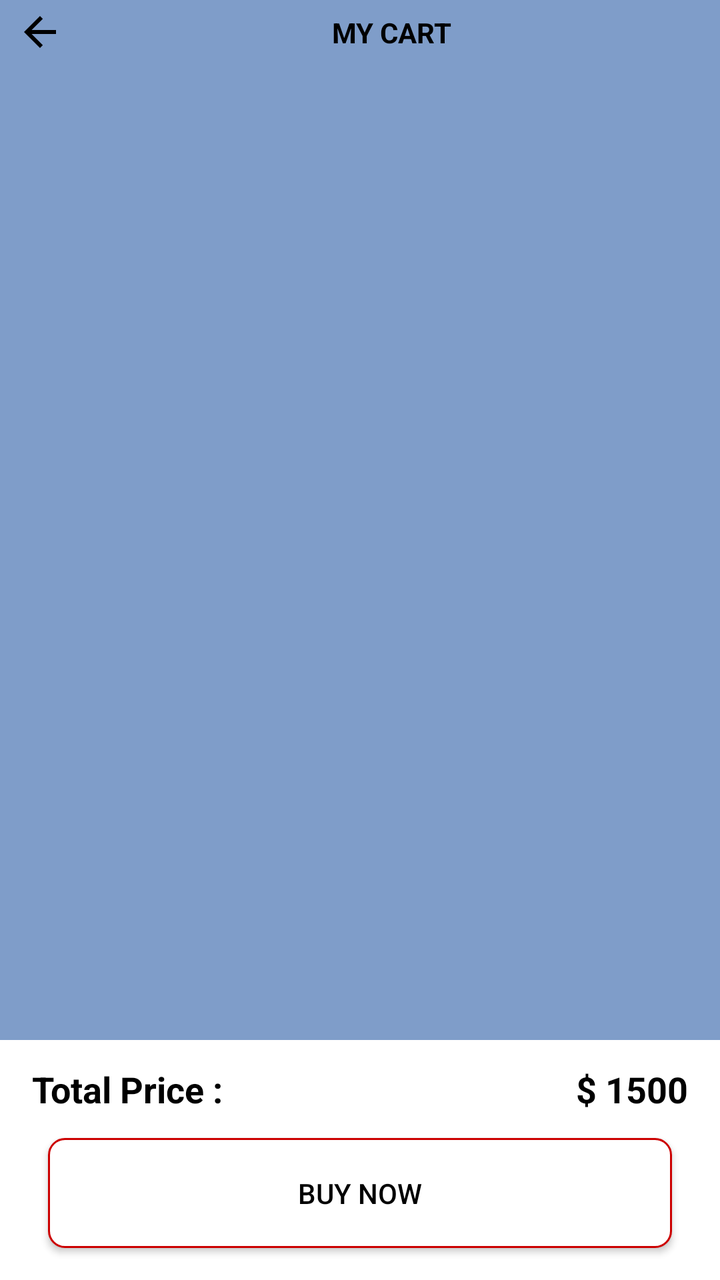
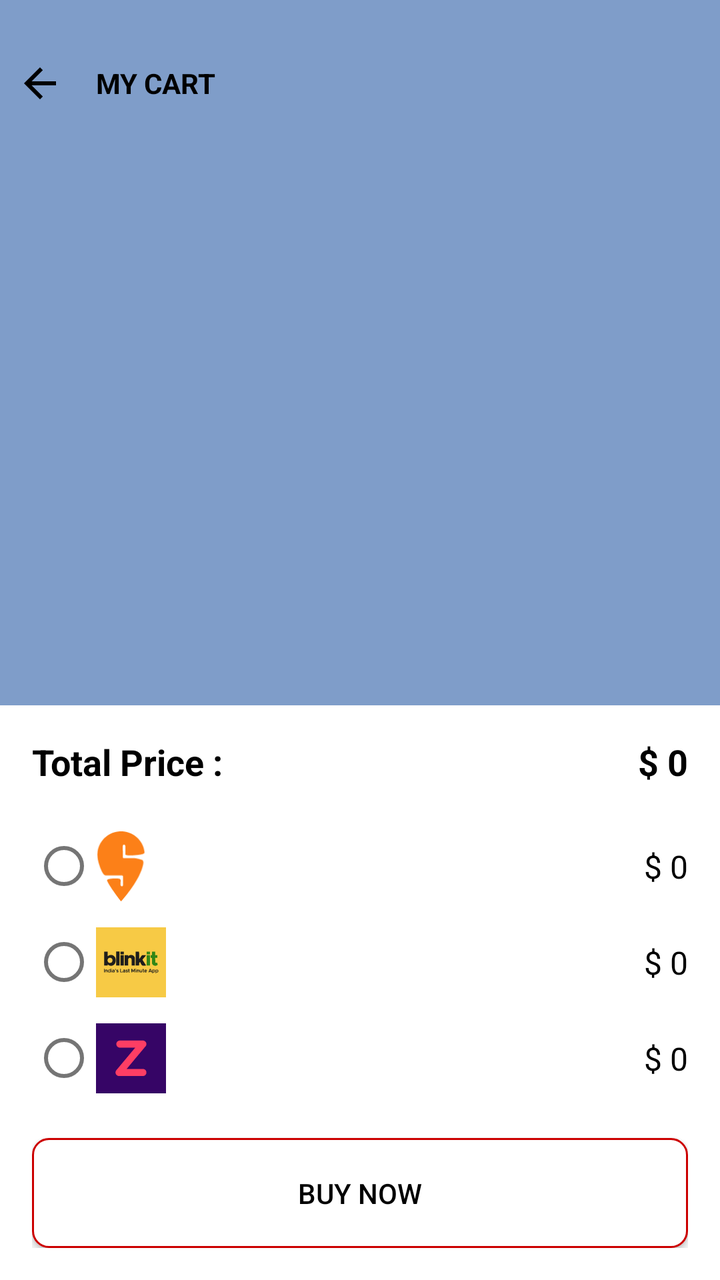

Screens rendered from an Android XML layout before and after an edit, with the pre-edit source and the edit as a unified diff.
<!-- AndroidManifest.xml: application theme Theme.Pricematch -->
<!-- res/layout/activity_cart.xml -->
<?xml version="1.0" encoding="utf-8"?>
<androidx.constraintlayout.widget.ConstraintLayout xmlns:android="http://schemas.android.com/apk/res/android"
    xmlns:app="http://schemas.android.com/apk/res-auto"
    xmlns:tools="http://schemas.android.com/tools"
    android:id="@+id/main"
    android:background="@color/mainColor"
    android:layout_width="match_parent"
    android:layout_height="match_parent"
    tools:context=".CartActivity">


    <ImageView
        android:id="@+id/imageView"
        android:layout_width="wrap_content"
        android:layout_height="wrap_content"
        android:layout_marginStart="8dp"
        android:layout_marginTop="8dp"
        android:layout_marginBottom="8dp"
        app:layout_constraintBottom_toTopOf="@+id/recyclerView2"
        app:layout_constraintStart_toStartOf="parent"
        app:layout_constraintTop_toTopOf="parent"
        app:srcCompat="@drawable/vector_back" />

    <TextView
        android:id="@+id/textView"
        android:layout_width="wrap_content"
        android:layout_height="wrap_content"
        android:textColor="@color/black"
        android:text="MY CART"
        android:textStyle="bold"
        app:layout_constraintBottom_toBottomOf="@+id/imageView"
        app:layout_constraintEnd_toEndOf="parent"
        app:layout_constraintStart_toEndOf="@+id/imageView"
        app:layout_constraintTop_toTopOf="@+id/imageView" />

    <androidx.recyclerview.widget.RecyclerView
        android:id="@+id/recyclerView2"
        android:layout_width="match_parent"
        android:layout_height="match_parent"
        android:layout_marginStart="8dp"
        android:layout_marginTop="32dp"
        android:layout_marginEnd="8dp"
        android:layout_marginBottom="120dp"
        app:layout_constraintBottom_toBottomOf="parent"
        app:layout_constraintEnd_toEndOf="parent"
        app:layout_constraintHorizontal_bias="0.0"
        app:layout_constraintStart_toStartOf="parent"
        app:layout_constraintTop_toBottomOf="@+id/textView" />

    <androidx.constraintlayout.widget.ConstraintLayout
        android:layout_width="match_parent"
        android:layout_height="120dp"
        app:layout_constraintBottom_toBottomOf="parent"
        app:layout_constraintEnd_toEndOf="parent"
        app:layout_constraintStart_toStartOf="parent"
        android:background="@color/white"
        app:layout_constraintTop_toBottomOf="@+id/recyclerView2">

        <TextView
            android:id="@+id/textView2"
            android:layout_width="wrap_content"
            android:layout_height="wrap_content"
            android:layout_marginStart="16dp"
            android:text="Total Price : "
            android:textColor="@color/black"
            android:textStyle="bold"
            android:textSize="18sp"
            app:layout_constraintBottom_toTopOf="@+id/buyBtn"
            app:layout_constraintStart_toStartOf="parent"
            app:layout_constraintTop_toTopOf="parent" />

        <TextView
            android:id="@+id/textView3"
            android:layout_width="wrap_content"
            android:layout_height="wrap_content"
            android:layout_marginEnd="16dp"
            android:text="$ 1500"
            android:textColor="@color/black"
            android:textStyle="bold"
            android:textSize="18sp"
            app:layout_constraintBottom_toBottomOf="@+id/textView2"
            app:layout_constraintEnd_toEndOf="parent"
            app:layout_constraintTop_toTopOf="@+id/textView2" />

        <androidx.appcompat.widget.AppCompatButton
            android:id="@+id/buyBtn"
            android:layout_width="match_parent"
            android:layout_height="55dp"
            android:layout_marginStart="24dp"
            android:layout_marginEnd="24dp"
            android:layout_marginBottom="16dp"
            android:background="@drawable/button_border"
            android:text="Buy Now"
            android:textColor="@color/black"
            app:layout_constraintBottom_toBottomOf="parent"
            app:layout_constraintEnd_toEndOf="parent"
            app:layout_constraintStart_toStartOf="parent" />
    </androidx.constraintlayout.widget.ConstraintLayout>
</androidx.constraintlayout.widget.ConstraintLayout>
<!-- resources referenced by this layout -->
<resources>
  <color name="black">#000000</color>
  <color name="mainColor">#7F9DC9</color>
  <color name="white">#FFFFFF</color>
  <!-- drawable button_border (drawable) -->
  <?xml version="1.0" encoding="utf-8"?>
  <shape xmlns:android="http://schemas.android.com/apk/res/android"
      android:shape="rectangle">
      <solid android:color="@android:color/white" />
      <corners android:radius="8dp" />
      <stroke android:width="1dp"
          android:color="@android:color/holo_red_dark" />
  </shape>
  <!-- drawable vector_back (drawable) -->
  <vector xmlns:android="http://schemas.android.com/apk/res/android" android:autoMirrored="true" android:height="24dp" android:tint="#000000" android:viewportHeight="24" android:viewportWidth="24" android:width="24dp">
        
      <path android:fillColor="@android:color/white" android:pathData="M20,11H7.83l5.59,-5.59L12,4l-8,8 8,8 1.41,-1.41L7.83,13H20v-2z"/>
      
  </vector>
  <style name="Theme.Pricematch" parent="Theme.MaterialComponents.Light.NoActionBar">
          
          <item name="colorPrimary">@color/purple_500</item>
          <item name="colorPrimaryVariant">@color/purple_700</item>
          <item name="colorOnPrimary">@color/white</item>
  
          
          <item name="colorSecondary">@color/teal_200</item>
          <item name="colorSecondaryVariant">@color/teal_700</item>
          <item name="colorOnSecondary">@color/black</item>
  
          
          <item name="android:statusBarColor">?attr/colorPrimaryVariant</item>
  
          
          <item name="windowActionBar">false</item>
          <item name="windowNoTitle">true</item>
      </style>
  <color name="purple_500">#6200EE</color>
  <color name="purple_700">#3700B3</color>
  <color name="teal_200">#03DAC5</color>
  <color name="teal_700">#018786</color>
</resources>

<!-- the commit's change to res/layout/activity_cart.xml (unified diff, before → after) -->
@@ -8,9 +8,8 @@
     android:layout_height="match_parent"
     tools:context=".CartActivity">
 
-
     <ImageView
-        android:id="@+id/imageView"
+        android:id="@+id/idBack"
         android:layout_width="wrap_content"
         android:layout_height="wrap_content"
         android:layout_marginStart="8dp"
@@ -23,49 +22,49 @@
 
     <TextView
         android:id="@+id/textView"
-        android:layout_width="wrap_content"
+        android:layout_width="0dp"
         android:layout_height="wrap_content"
         android:textColor="@color/black"
         android:text="MY CART"
         android:textStyle="bold"
-        app:layout_constraintBottom_toBottomOf="@+id/imageView"
+        android:layout_marginStart="16dp"
+        android:layout_marginEnd="16dp"
+        app:layout_constraintBottom_toBottomOf="@+id/idBack"
         app:layout_constraintEnd_toEndOf="parent"
-        app:layout_constraintStart_toEndOf="@+id/imageView"
-        app:layout_constraintTop_toTopOf="@+id/imageView" />
+        app:layout_constraintStart_toEndOf="@+id/idBack"
+        app:layout_constraintTop_toTopOf="@+id/idBack" />
 
     <androidx.recyclerview.widget.RecyclerView
         android:id="@+id/recyclerView2"
-        android:layout_width="match_parent"
-        android:layout_height="match_parent"
+        android:layout_width="0dp"
+        android:layout_height="0dp"
         android:layout_marginStart="8dp"
         android:layout_marginTop="32dp"
         android:layout_marginEnd="8dp"
-        android:layout_marginBottom="120dp"
+        android:layout_marginBottom="8dp"
+        app:layout_constraintBottom_toTopOf="@+id/bottomLayout"
+        app:layout_constraintEnd_toEndOf="parent"
+        app:layout_constraintStart_toStartOf="parent"
+        app:layout_constraintTop_toBottomOf="@+id/textView" />
+
+    <androidx.constraintlayout.widget.ConstraintLayout
+        android:id="@+id/bottomLayout"
+        android:layout_width="0dp"
+        android:layout_height="wrap_content"
+        android:background="@color/white"
+        android:padding="16dp"
         app:layout_constraintBottom_toBottomOf="parent"
         app:layout_constraintEnd_toEndOf="parent"
-        app:layout_constraintHorizontal_bias="0.0"
-        app:layout_constraintStart_toStartOf="parent"
-        app:layout_constraintTop_toBottomOf="@+id/textView" />
-
-    <androidx.constraintlayout.widget.ConstraintLayout
-        android:layout_width="match_parent"
-        android:layout_height="120dp"
-        app:layout_constraintBottom_toBottomOf="parent"
-        app:layout_constraintEnd_toEndOf="parent"
-        app:layout_constraintStart_toStartOf="parent"
-        android:background="@color/white"
-        app:layout_constraintTop_toBottomOf="@+id/recyclerView2">
+        app:layout_constraintStart_toStartOf="parent">
 
         <TextView
             android:id="@+id/textView2"
             android:layout_width="wrap_content"
             android:layout_height="wrap_content"
-            android:layout_marginStart="16dp"
             android:text="Total Price : "
             android:textColor="@color/black"
+            android:textSize="18sp"
             android:textStyle="bold"
-            android:textSize="18sp"
-            app:layout_constraintBottom_toTopOf="@+id/buyBtn"
             app:layout_constraintStart_toStartOf="parent"
             app:layout_constraintTop_toTopOf="parent" />
 
@@ -73,27 +72,138 @@
             android:id="@+id/textView3"
             android:layout_width="wrap_content"
             android:layout_height="wrap_content"
-            android:layout_marginEnd="16dp"
-            android:text="$ 1500"
+            android:text="$ 0"
             android:textColor="@color/black"
+            android:textSize="18sp"
             android:textStyle="bold"
-            android:textSize="18sp"
-            app:layout_constraintBottom_toBottomOf="@+id/textView2"
             app:layout_constraintEnd_toEndOf="parent"
             app:layout_constraintTop_toTopOf="@+id/textView2" />
 
+        <RadioGroup
+            android:id="@+id/radioGroup"
+            android:layout_width="0dp"
+            android:layout_height="wrap_content"
+            android:layout_marginTop="16dp"
+            app:layout_constraintEnd_toEndOf="parent"
+            app:layout_constraintStart_toStartOf="parent"
+            app:layout_constraintTop_toBottomOf="@+id/textView2">
+
+            
+            <androidx.constraintlayout.widget.ConstraintLayout
+                android:layout_width="match_parent"
+                android:id="@+id/constInstamartLayout" android:visibility="visible"
+                android:layout_height="wrap_content">
+
+                <RadioButton
+                    android:id="@+id/rbInstamart"
+                    android:layout_width="27dp"
+                    android:layout_height="wrap_content"
+                    app:layout_constraintStart_toStartOf="parent"
+                    app:layout_constraintTop_toTopOf="parent"
+                    app:layout_constraintBottom_toBottomOf="parent" />
+
+                <ImageView
+                    android:layout_width="35dp"
+                    android:layout_height="35dp"
+                    android:src="@drawable/instamart"
+                    app:layout_constraintBottom_toBottomOf="@+id/rbInstamart"
+                    app:layout_constraintStart_toEndOf="@+id/rbInstamart"
+                    app:layout_constraintTop_toTopOf="@+id/rbInstamart" />
+
+                <TextView
+                    android:id="@+id/rvInst"
+                    android:layout_width="wrap_content"
+                    android:layout_height="wrap_content"
+                    android:text="$ 0"
+                    android:textColor="@color/black"
+                    android:textSize="16sp"
+                    app:layout_constraintEnd_toEndOf="parent"
+                    app:layout_constraintTop_toTopOf="parent"
+                    app:layout_constraintBottom_toBottomOf="parent" />
+            </androidx.constraintlayout.widget.ConstraintLayout>
+
+            
+            <androidx.constraintlayout.widget.ConstraintLayout
+                android:layout_width="match_parent"
+                android:id="@+id/constBlintkitLayout" android:visibility="visible"
+                android:layout_height="wrap_content">
+
+                <RadioButton
+                    android:id="@+id/rbBlinkit"
+                    android:layout_width="27dp"
+                    android:layout_height="wrap_content"
+                    app:layout_constraintStart_toStartOf="parent"
+                    app:layout_constraintTop_toTopOf="parent"
+                    app:layout_constraintBottom_toBottomOf="parent" />
+
+                <ImageView
+                    android:layout_width="35dp"
+                    android:layout_height="35dp"
+                    android:layout_marginStart="5dp"
+                    android:src="@drawable/blinkit"
+                    app:layout_constraintBottom_toBottomOf="@+id/rbBlinkit"
+                    app:layout_constraintStart_toEndOf="@+id/rbBlinkit"
+                    app:layout_constraintTop_toTopOf="parent" />
+
+                <TextView
+                    android:id="@+id/rvBlinkit"
+                    android:layout_width="wrap_content"
+                    android:layout_height="wrap_content"
+                    android:text="$ 0"
+                    android:textColor="@color/black"
+                    android:textSize="16sp"
+                    app:layout_constraintEnd_toEndOf="parent"
+                    app:layout_constraintTop_toTopOf="parent"
+                    app:layout_constraintBottom_toBottomOf="parent" />
+            </androidx.constraintlayout.widget.ConstraintLayout>
+
+            
+            <androidx.constraintlayout.widget.ConstraintLayout
+                android:id="@+id/constZeptoLayout" android:visibility="visible"
+                android:layout_width="match_parent"
+                android:layout_height="wrap_content">
+
+                <RadioButton
+                    android:id="@+id/rbZepto"
+                    android:layout_width="27dp"
+                    android:layout_height="wrap_content"
+                    app:layout_constraintStart_toStartOf="parent"
+                    app:layout_constraintTop_toTopOf="parent"
+                    app:layout_constraintBottom_toBottomOf="parent" />
+
+                <ImageView
+                    android:layout_width="35dp"
+                    android:layout_height="35dp"
+                    android:src="@drawable/zepto"
+                    android:layout_marginStart="5dp"
+                    app:layout_constraintBottom_toBottomOf="@+id/rbZepto"
+                    app:layout_constraintStart_toEndOf="@+id/rbZepto"
+                    app:layout_constraintTop_toTopOf="@+id/rbZepto" />
+
+                <TextView
+                    android:id="@+id/rvzepto"
+                    android:layout_width="wrap_content"
+                    android:layout_height="wrap_content"
+                    android:text="$ 0"
+                    android:textColor="@color/black"
+                    android:textSize="16sp"
+                    app:layout_constraintEnd_toEndOf="parent"
+                    app:layout_constraintTop_toTopOf="parent"
+                    app:layout_constraintBottom_toBottomOf="parent" />
+            </androidx.constraintlayout.widget.ConstraintLayout>
+        </RadioGroup>
+
         <androidx.appcompat.widget.AppCompatButton
             android:id="@+id/buyBtn"
-            android:layout_width="match_parent"
+            android:layout_width="0dp"
             android:layout_height="55dp"
-            android:layout_marginStart="24dp"
-            android:layout_marginEnd="24dp"
-            android:layout_marginBottom="16dp"
+            android:layout_marginTop="16dp"
             android:background="@drawable/button_border"
             android:text="Buy Now"
             android:textColor="@color/black"
             app:layout_constraintBottom_toBottomOf="parent"
             app:layout_constraintEnd_toEndOf="parent"
-            app:layout_constraintStart_toStartOf="parent" />
+            app:layout_constraintStart_toStartOf="parent"
+            app:layout_constraintTop_toBottomOf="@+id/radioGroup" />
     </androidx.constraintlayout.widget.ConstraintLayout>
 </androidx.constraintlayout.widget.ConstraintLayout>
<!-- resource entries referenced after the edit -->
@@ -3,6 +3,7 @@
   <color name="black">#000000</color>
   <color name="mainColor">#7F9DC9</color>
   <color name="white">#FFFFFF</color>
+  <!-- drawable blinkit: vector/xml drawable (drawable, 17577 chars, omitted) -->
   <!-- drawable button_border (drawable) -->
   <?xml version="1.0" encoding="utf-8"?>
   <shape xmlns:android="http://schemas.android.com/apk/res/android"
@@ -12,12 +13,14 @@
       <stroke android:width="1dp"
           android:color="@android:color/holo_red_dark" />
   </shape>
+  <!-- drawable instamart: vector/xml drawable (drawable, 17571 chars, omitted) -->
   <!-- drawable vector_back (drawable) -->
   <vector xmlns:android="http://schemas.android.com/apk/res/android" android:autoMirrored="true" android:height="24dp" android:tint="#000000" android:viewportHeight="24" android:viewportWidth="24" android:width="24dp">
         
       <path android:fillColor="@android:color/white" android:pathData="M20,11H7.83l5.59,-5.59L12,4l-8,8 8,8 1.41,-1.41L7.83,13H20v-2z"/>
       
   </vector>
+  <!-- drawable zepto: vector/xml drawable (drawable, 12193 chars, omitted) -->
   <style name="Theme.Pricematch" parent="Theme.MaterialComponents.Light.NoActionBar">
           
           <item name="colorPrimary">@color/purple_500</item>
